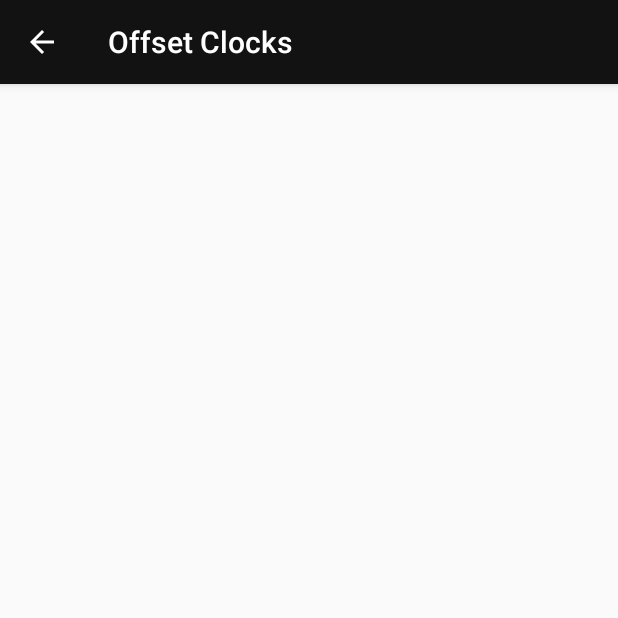
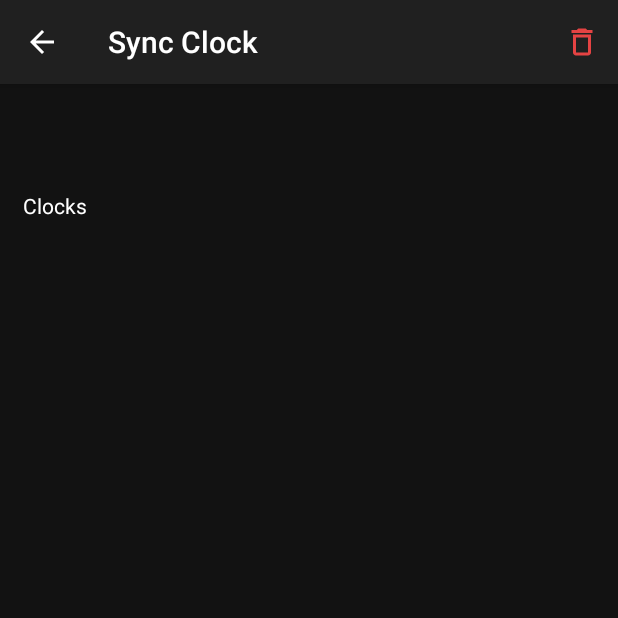
Before and after one commit to hunterwilhelm/offset-clocks-android, an Android app: the screen it shows after launch (EditActivity), after a tap on an icon or button, on a phone screen of 412 x 824 dp, the top half of it. Run offline under Robolectric (Android 15) with nearby library versions, the phone set to English and light mode, and no system bars.

Commit message:
Edit activity base plate

```diff
--- a/app/src/main/AndroidManifest.xml
+++ b/app/src/main/AndroidManifest.xml
@@ -3,14 +3,16 @@
     package="com.hunterwilhelm.offsetclocks">
 
     <application
-        android:allowBackup="true"
         android:icon="@mipmap/ic_launcher"
         android:label="@string/app_name"
         android:roundIcon="@mipmap/ic_launcher_round"
         android:supportsRtl="true"
         android:theme="@style/AppTheme">
         <activity android:name=".EditActivity"
-            android:parentActivityName=".MainActivity">
+            android:label="@string/editActivityLabel"
+            android:parentActivityName=".MainActivity"
+            android:theme="@style/AppTheme.YesActionBar"
+            >
             <!-- The meta-data tag is required if you support API level 15 and lower -->
             <meta-data
                 android:name="android.support.PARENT_ACTIVITY"
--- a/app/src/main/java/com/hunterwilhelm/offsetclocks/EditActivity.kt
+++ b/app/src/main/java/com/hunterwilhelm/offsetclocks/EditActivity.kt
@@ -2,6 +2,7 @@ package com.hunterwilhelm.offsetclocks
 
 import android.os.Build
 import android.os.Bundle
+import android.view.Menu
 import android.view.MenuItem
 import androidx.appcompat.app.AppCompatActivity
 
@@ -35,4 +36,11 @@ class EditActivity : AppCompatActivity() {
             super.onOptionsItemSelected(item)
         }
     }
+
+
+    override fun onCreateOptionsMenu(menu: Menu): Boolean {
+        // Inflate the menu; this adds items to the action bar if it is present.
+        menuInflater.inflate(R.menu.edit_menu, menu)
+        return true
+    }
 }
--- a/app/src/main/java/com/hunterwilhelm/offsetclocks/MainActivity.kt
+++ b/app/src/main/java/com/hunterwilhelm/offsetclocks/MainActivity.kt
@@ -6,6 +6,7 @@ import android.os.Bundle
 import android.view.Menu
 import android.view.MenuItem
 import androidx.appcompat.app.AppCompatActivity
+import androidx.appcompat.widget.Toolbar
 import com.google.android.material.floatingactionbutton.FloatingActionButton
 
 
@@ -14,8 +15,8 @@ class MainActivity : AppCompatActivity() {
     override fun onCreate(savedInstanceState: Bundle?) {
         super.onCreate(savedInstanceState)
         setContentView(R.layout.activity_main)
-        setSupportActionBar(findViewById(R.id.toolbar))
-
+        val toolbar: Toolbar = findViewById(R.id.main_toolbar)
+        setSupportActionBar(toolbar)
 
 
         findViewById<FloatingActionButton>(R.id.fab).setOnClickListener {
--- /dev/null
+++ b/app/src/main/res/drawable/ic_baseline_delete_outline_24.xml
@@ -0,0 +1,10 @@
+<vector android:height="24dp"
+    android:tint="#E54343"
+    android:viewportHeight="24"
+    android:viewportWidth="24"
+    android:width="24dp"
+    xmlns:android="http://schemas.android.com/apk/res/android">
+    <path
+        android:fillColor="@android:color/white"
+        android:pathData="M6,19c0,1.1 0.9,2 2,2h8c1.1,0 2,-0.9 2,-2L18,7L6,7v12zM8,9h8v10L8,19L8,9zM15.5,4l-1,-1h-5l-1,1L5,4v2h14L19,4z" />
+</vector>
--- a/app/src/main/res/layout/activity_edit.xml
+++ b/app/src/main/res/layout/activity_edit.xml
@@ -1,9 +1,10 @@
 <?xml version="1.0" encoding="utf-8"?>
 <androidx.constraintlayout.widget.ConstraintLayout xmlns:android="http://schemas.android.com/apk/res/android"
-    xmlns:app="http://schemas.android.com/apk/res-auto"
     xmlns:tools="http://schemas.android.com/tools"
     android:layout_width="match_parent"
     android:layout_height="match_parent"
     tools:context=".EditActivity">
 
+    <include layout="@layout/edit_content" />
+
 </androidx.constraintlayout.widget.ConstraintLayout>
--- a/app/src/main/res/layout/activity_main.xml
+++ b/app/src/main/res/layout/activity_main.xml
@@ -12,7 +12,7 @@
         android:layout_height="wrap_content">
 
         <androidx.appcompat.widget.Toolbar
-            android:id="@+id/toolbar"
+            android:id="@+id/main_toolbar"
             android:layout_width="match_parent"
             android:layout_height="?attr/actionBarSize"
             android:theme="@style/AppTheme.AppBarOverlay"
--- /dev/null
+++ b/app/src/main/res/layout/edit_content.xml
@@ -0,0 +1,27 @@
+<?xml version="1.0" encoding="utf-8"?>
+<ScrollView xmlns:android="http://schemas.android.com/apk/res/android"
+    android:layout_width="match_parent"
+    android:layout_height="match_parent"
+    android:background="@color/colorGrey200"
+    android:clipChildren="false"
+    android:clipToPadding="false"
+    android:padding="15dp"
+    android:scrollbars="none">
+
+    <LinearLayout
+        android:layout_width="match_parent"
+        android:layout_height="wrap_content"
+        android:clipChildren="false"
+        android:clipToPadding="false"
+        android:orientation="vertical"
+        android:paddingTop="?attr/actionBarSize"
+        android:paddingBottom="80dp">
+
+        <TextView
+            android:layout_width="wrap_content"
+            android:layout_height="wrap_content"
+            android:layout_marginBottom="15dp"
+            android:text="@string/clocks_title"
+            android:textColor="@color/colorTextWhite" />
+    </LinearLayout>
+</ScrollView>
--- /dev/null
+++ b/app/src/main/res/menu/edit_menu.xml
@@ -0,0 +1,8 @@
+<menu xmlns:android="http://schemas.android.com/apk/res/android"
+    xmlns:app="http://schemas.android.com/apk/res-auto">
+    <item
+        android:id="@+id/edit_delete"
+        android:title="@string/edit_delete_title"
+        android:icon="@drawable/ic_baseline_delete_outline_24"
+        app:showAsAction="always" />
+</menu>
--- a/app/src/main/res/values/strings.xml
+++ b/app/src/main/res/values/strings.xml
@@ -12,4 +12,6 @@
     <string name="phone">Phone</string>
     <string name="time">07:00:01 AM</string>
     <string name="clocks_title">Clocks</string>
+    <string name="editActivityLabel">Sync Clock</string>
+    <string name="edit_delete_title">Delete</string>
 </resources>
--- a/app/src/main/res/values/styles.xml
+++ b/app/src/main/res/values/styles.xml
@@ -11,6 +11,12 @@
         <item name="windowNoTitle">true</item>
     </style>
 
+
+    <style name="AppTheme.YesActionBar">
+        <item name="colorPrimary">@color/colorGrey500</item>
+        <item name="colorAccent">@color/colorPrimary</item>
+    </style>
+
     <style name="AppTheme.AppBarOverlay" parent="ThemeOverlay.AppCompat.Dark.ActionBar">
         <item name="android:background">@color/colorGrey500</item>
         <item name="android:textColor">@color/colorTextWhite</item>
```
